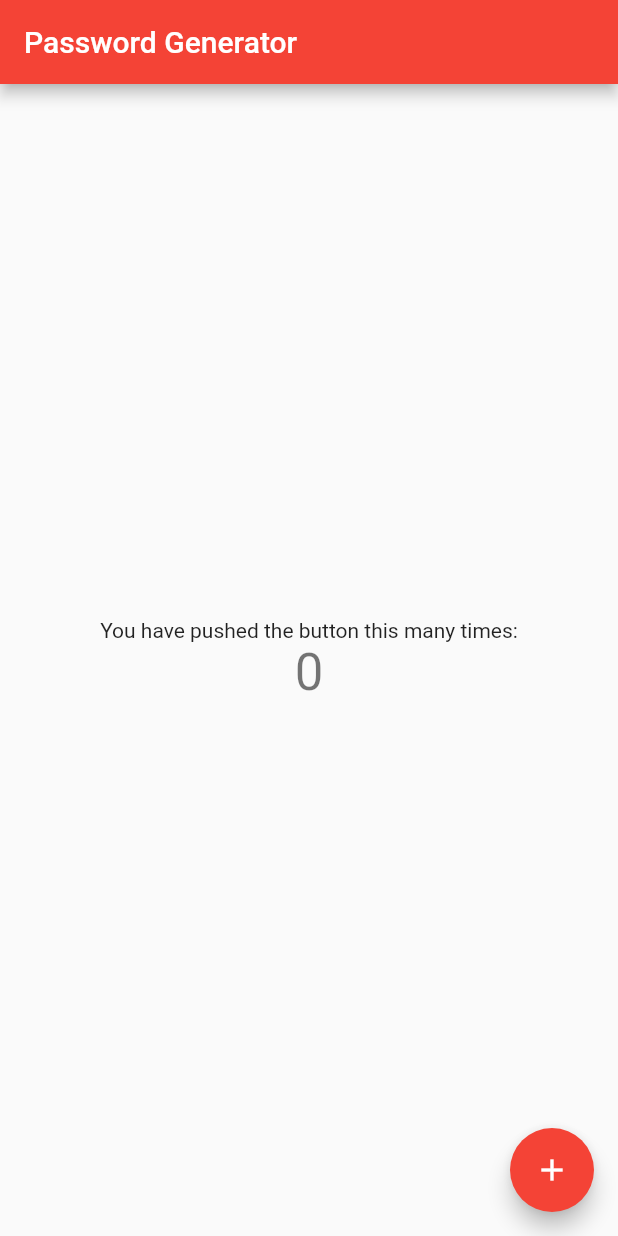
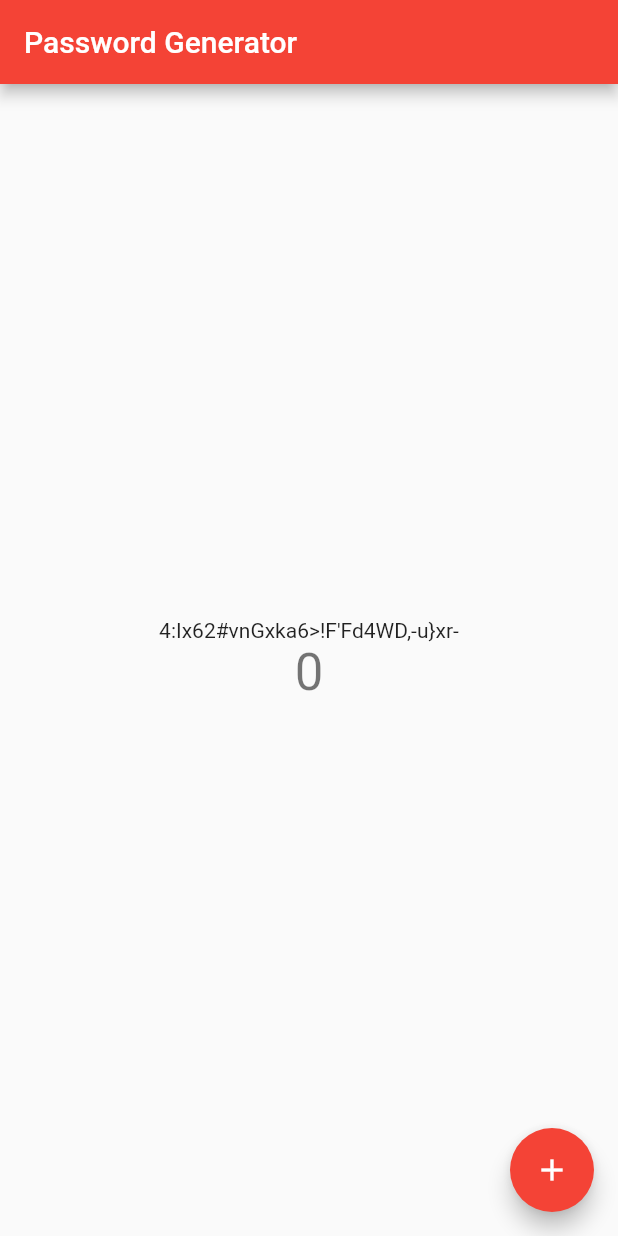
Before and after one commit to advaithhl/PasswordGenerator, a Flutter app: the screen it shows after launch, on a phone screen of 412 x 824 dp. Run offline on Flutter 3.47's test engine with Material 2 defaults, Android fonts, the phone set to English and light mode, and no system bars.

```diff
--- a/lib/main.dart
+++ b/lib/main.dart
@@ -1,4 +1,6 @@
 import 'package:flutter/material.dart';
+
+import 'passwordgen.dart';
 
 void main() => runApp(MyApp());
 
@@ -31,6 +33,9 @@ class MyHomePage extends StatefulWidget {
 
 class _MyHomePageState extends State<MyHomePage> {
   int _counter = 0;
+  int passLength = 30;
+  PasswordGenerator _passwordGenerator = new PasswordGenerator();
+  String _pwd;
 
   void _incrementCounter() {
     setState(() {
@@ -40,6 +45,7 @@ class _MyHomePageState extends State<MyHomePage> {
 
   @override
   Widget build(BuildContext context) {
+    _pwd = _passwordGenerator.generatePassword(passLength);
     return Scaffold(
       appBar: AppBar(
         title: Text(widget.title),
@@ -49,7 +55,7 @@ class _MyHomePageState extends State<MyHomePage> {
           mainAxisAlignment: MainAxisAlignment.center,
           children: <Widget>[
             Text(
-              'You have pushed the button this many times:',
+              '$_pwd',
             ),
             Text(
               '$_counter',
--- /dev/null
+++ b/lib/passwordgen.dart
@@ -0,0 +1,32 @@
+import 'dart:math';
+
+class PasswordGenerator {
+  static const String _printables = '0123456789abcdefghijklmnopqrstuvwxyz'
+      'ABCDEFGHIJKLMNOPQRSTUVWXYZ!"#\$%&\'()*+,-./:;<=>?@[\\]^_`{|}~';
+
+  bool passwordOkay(String pwd) {
+    return pwd.contains(new RegExp(r'[A-Z]')) &&
+        pwd.contains(new RegExp(r'[a-z]')) &&
+        pwd.contains(new RegExp(r'[0-9]')) &&
+        pwd.contains(new RegExp(r'\W|_'));
+  }
+
+  String utilPass(int length) {
+    var secureRNG = Random.secure();
+    StringBuffer pwd = new StringBuffer();
+    var p = PasswordGenerator._printables;
+    while (length-- != 0) {
+      pwd.write(p[secureRNG.nextInt(p.length)]);
+    }
+    return pwd.toString();
+  }
+
+  String generatePassword(int length) {
+    while (true) {
+      String pwd = utilPass(length);
+      if (passwordOkay(pwd)) {
+        return pwd;
+      }
+    }
+  }
+}
```
